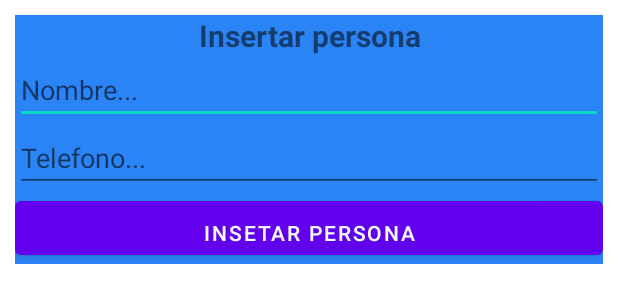
After one commit to anccode/APlicacion, an Android app: the layout insetar.xml on its own in the app's theme, with its tools: preview values and no code run, on a phone screen of 412 x 824 dp. The commit adds this screen. Shown: the top 303 px of the screen. Run offline under Robolectric (Android 15) with nearby library versions, the phone set to English and light mode, and no system bars.

Commit message:
creacto activitis

```diff
--- /dev/null
+++ b/app/src/main/res/layout/insetar.xml
@@ -0,0 +1,42 @@
+<?xml version="1.0" encoding="utf-8"?>
+<LinearLayout xmlns:android="http://schemas.android.com/apk/res/android"
+    android:orientation="vertical"
+    android:layout_width="match_parent"
+    android:layout_height="match_parent">
+<LinearLayout
+    android:id="@+id/linearLayout"
+    android:layout_width="match_parent"
+    android:layout_height="wrap_content"
+    android:background="#2B84F5"
+    android:layout_margin="10dp"
+    android:orientation="vertical"
+    >
+    <TextView
+        android:layout_width="match_parent"
+        android:layout_height="wrap_content"
+        android:text="Insertar persona"
+        android:textSize="20sp"
+        android:gravity="center"
+        android:textStyle="bold"/>
+    <EditText
+        android:id="@+id/inputNombre"
+        android:hint="Nombre..."
+        android:textColor="@color/white"
+        android:paddingTop="10dp"
+        android:layout_width="match_parent"
+        android:layout_height="wrap_content"/>
+    <EditText
+        android:id="@+id/inputTelefono"
+        android:hint="Telefono..."
+        android:textColor="@color/white"
+        android:paddingTop="10dp"
+        android:layout_width="match_parent"
+        android:layout_height="wrap_content"/>
+    <Button
+        android:id="@+id/btnInsetar"
+        android:paddingTop="10dp"
+        android:text="Insetar persona"
+        android:layout_width="match_parent"
+        android:layout_height="wrap_content"/>
+</LinearLayout>
+</LinearLayout>
```
Also changed, not shown: app/src/main/res/layout/activity_main.xml (+38 -9 lines), app/src/main/res/layout/lista_personas.xml (added, +37 -0 lines).
